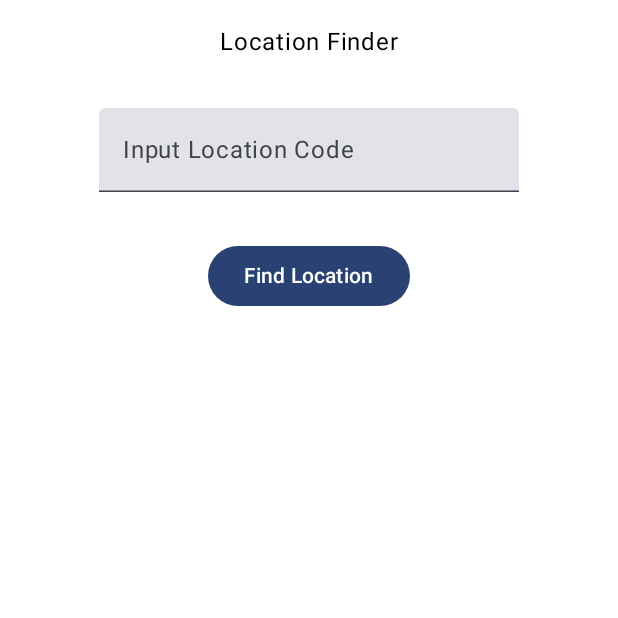
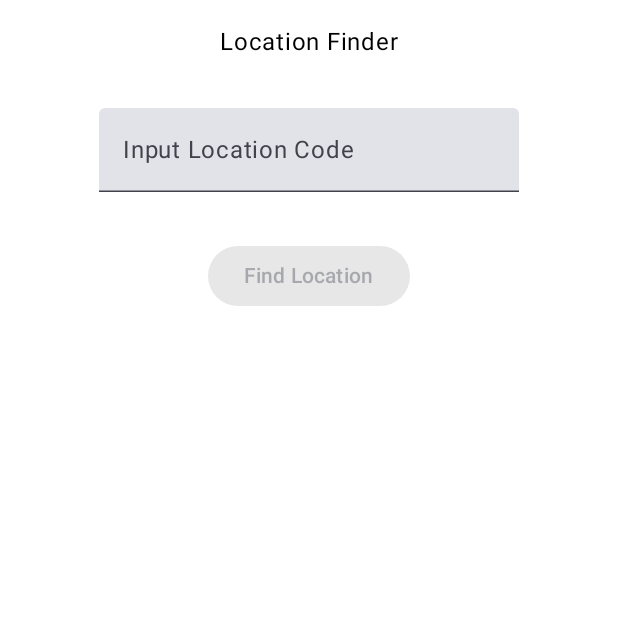
Before and after one commit to JRMBowers/ApiPractice, an Android app built with Jetpack Compose: the screen it shows after launch (MainActivity), on a phone screen of 412 x 824 dp, the top half of it. Run offline under Robolectric (Android 15) with nearby library versions, the phone set to English and light mode, and no system bars.

Commit message:
prevent user from entering special characters and disable button when textfield is empty

```diff
--- a/app/src/main/java/com/example/apipractice/view/LocationFinderScreen.kt
+++ b/app/src/main/java/com/example/apipractice/view/LocationFinderScreen.kt
@@ -56,9 +56,9 @@ private fun LocationFinderContent(
         TextField(
             modifier = Modifier.padding(top = 16.dp),
             value = textInput.value,
-            onValueChange = { textInput.value = it },
+            onValueChange = { textInput.value = it.filter { it.isLetterOrDigit() } },
             placeholder = { if (shouldShowPlaceholderText.value) Text(text = placeHolder) })
-        Button(onClick = { onFindLocation.invoke(textInput.value) } , modifier = Modifier.padding(top = 16.dp)) {
+        Button(enabled = textInput.value.isNotEmpty(), onClick = { onFindLocation.invoke(textInput.value) } , modifier = Modifier.padding(top = 16.dp)) {
             Text(text = stringResource(id = R.string.find_location))
         }
         LazyColumn(Modifier.padding(bottom = 36.dp)) {
```
